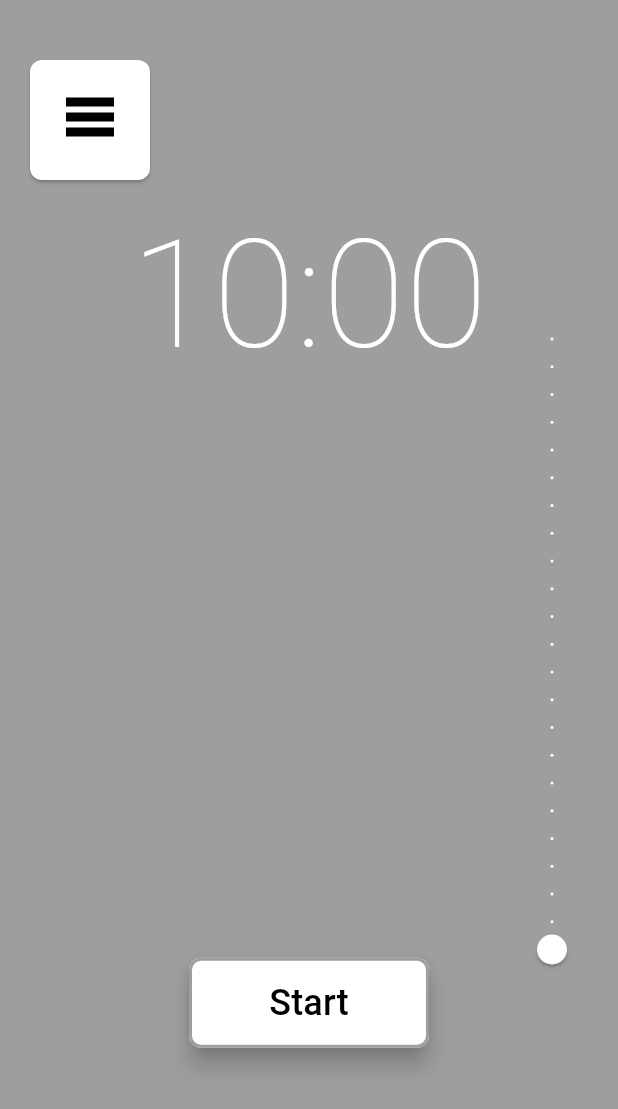
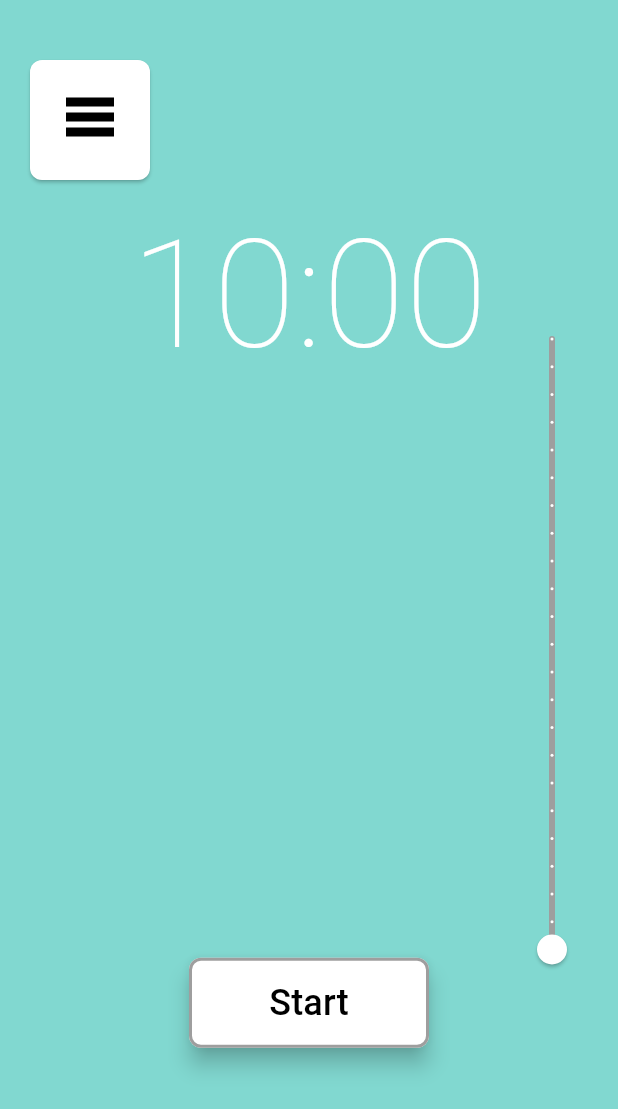
Before and after one commit to Jozephh/cj_study_timer, a Flutter app: the screen it shows after launch, on a phone screen of 412 x 824 dp. Shown: the top 1109 px of the screen. Run offline on Flutter 3.47's test engine with Material 3 defaults, Android fonts, the light colour scheme and no system bars; our stand-ins replace google_fonts.

Commit message:
Change Colour - Tiffany

```diff
--- a/cj_study_timer/lib/screens/timer_screen.dart
+++ b/cj_study_timer/lib/screens/timer_screen.dart
@@ -94,7 +94,7 @@
   @override
   Widget build(BuildContext context) {
     return Scaffold(
-      backgroundColor: Colors.grey,
+      backgroundColor: Color(0xff81d8d0),
       body: Stack(
         children: [
           MenuButton(
```
